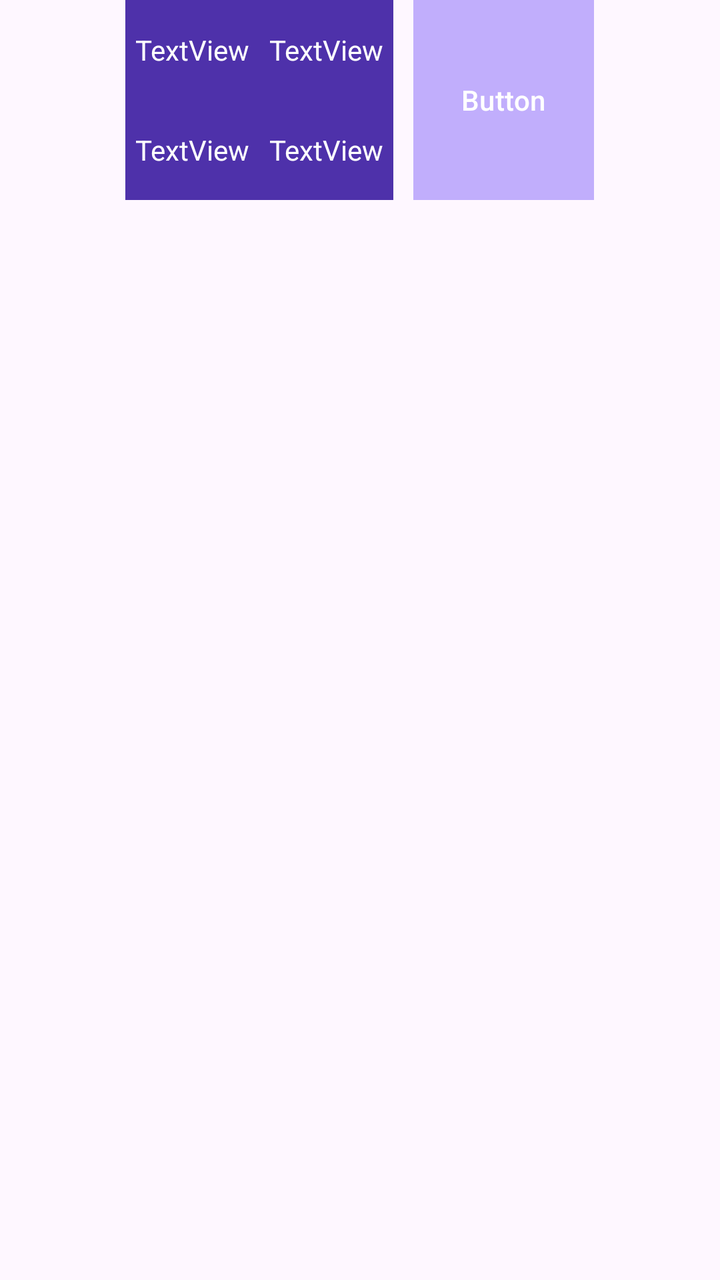
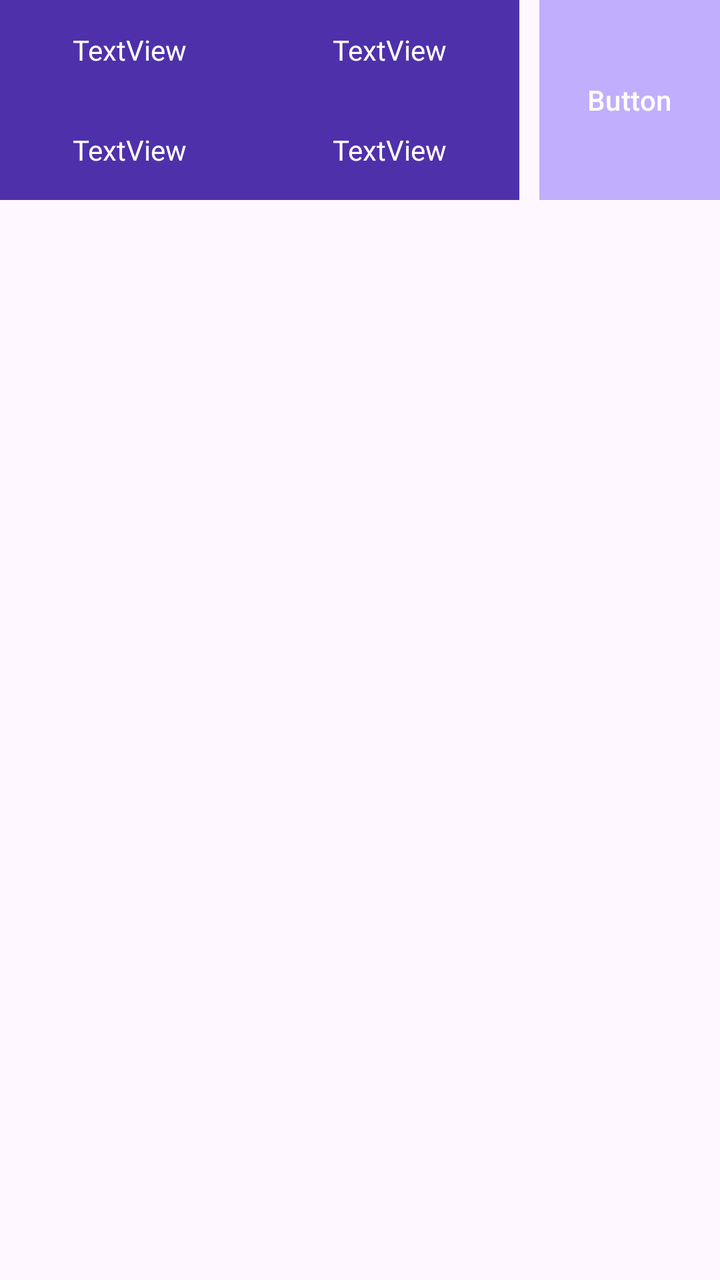

Before-and-after screenshots of an Android layout around one commit, followed by the original layout XML and the change that was made.
<!-- AndroidManifest.xml: application theme Theme.Busition_driver -->
<!-- res/layout/fragment_station_item.xml -->
<?xml version="1.0" encoding="utf-8"?>
<LinearLayout xmlns:android="http://schemas.android.com/apk/res/android"
    android:layout_width="match_parent"
    android:layout_height="wrap_content"
    android:layout_gravity="center"
    android:orientation="vertical"
    android:layout_margin="10dp"
    >


    <LinearLayout
        android:layout_width="match_parent"
        android:layout_height="100dp"
        android:orientation="horizontal">

        <LinearLayout
            android:layout_width="match_parent"
            android:layout_height="match_parent"
            android:gravity="center"
            android:orientation="horizontal">

            <LinearLayout
                android:layout_width="wrap_content"
                android:layout_height="match_parent"
                android:background="#4E31AA"
                android:gravity="center"
                android:orientation="vertical"
                android:weightSum="2"
                >

                <LinearLayout
                    android:layout_width="match_parent"
                    android:layout_height="match_parent"
                    android:layout_weight="1"
                    android:orientation="horizontal"
                    android:gravity="center">

                    <TextView
                        android:id="@+id/station_id"
                        android:layout_width="wrap_content"
                        android:layout_height="match_parent"
                        android:layout_weight="1"
                        android:text="TextView"
                        android:gravity="center"
                        android:layout_margin="5dp"
                        android:textColor="@color/white"/>

                    <TextView
                        android:id="@+id/station_id_contents"
                        android:layout_width="wrap_content"
                        android:layout_height="match_parent"
                        android:layout_weight="1"
                        android:text="TextView"
                        android:gravity="center"
                        android:layout_margin="5dp"
                        android:textColor="@color/white"/>
                </LinearLayout>

                <LinearLayout
                    android:id="@+id/station_tiem_lay"
                    android:layout_width="match_parent"
                    android:layout_height="match_parent"
                    android:layout_weight="1"
                    android:orientation="horizontal"
                    android:visibility="visible"
                    android:gravity="center">

                    <TextView
                        android:id="@+id/station_time"
                        android:layout_width="wrap_content"
                        android:layout_height="wrap_content"
                        android:layout_weight="1"
                        android:text="TextView"
                        android:gravity="center"
                        android:layout_margin="5dp"
                        android:textColor="@color/white"/>

                    <TextView
                        android:id="@+id/station_time_contents"
                        android:layout_width="wrap_content"
                        android:layout_height="wrap_content"
                        android:layout_weight="1"
                        android:text="TextView"
                        android:gravity="center"
                        android:layout_margin="5dp"
                        android:textColor="@color/white"/>
                </LinearLayout>

            </LinearLayout>

            <Button
                android:id="@+id/button"
                android:layout_width="wrap_content"
                android:layout_height="match_parent"
                android:text="Button"
                android:layout_marginStart="10dp"
                android:background="#537FE7"
                />

        </LinearLayout>

    </LinearLayout>

</LinearLayout>
<!-- resources referenced by this layout -->
<resources>
  <color name="white">#FFFFFFFF</color>
  <style name="Theme.Busition_driver" parent="Base.Theme.Busition_driver" />
  <style name="Base.Theme.Busition_driver" parent="Theme.Material3.DayNight.NoActionBar">
          
           <item name="colorPrimary">@color/main_button</item>
      </style>
  <color name="main_button">#C1AEFC</color>
</resources>

<!-- the commit's change to res/layout/fragment_station_item.xml (unified diff, before → after) -->
@@ -20,12 +20,13 @@
             android:orientation="horizontal">
 
             <LinearLayout
-                android:layout_width="wrap_content"
+                android:layout_width="match_parent"
                 android:layout_height="match_parent"
                 android:background="#4E31AA"
                 android:gravity="center"
                 android:orientation="vertical"
                 android:weightSum="2"
+                android:layout_weight="1"
                 >
 
                 <LinearLayout
@@ -95,6 +96,7 @@
                 android:text="Button"
                 android:layout_marginStart="10dp"
                 android:background="#537FE7"
+
                 />
 
         </LinearLayout>
